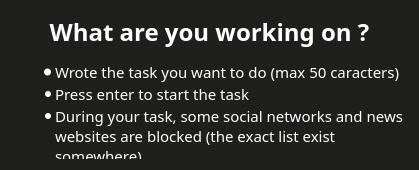
This is boxtime/views/protipswidget.ui in jdauphant/boxtime as Qt 5 draws it before an edit. The edited form follows.
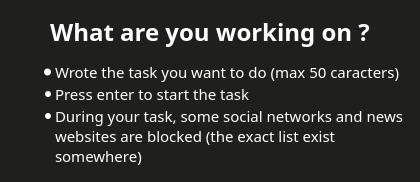
This is the edited form.

Commit message: Change police and UI of protips

```diff
--- a/boxtime/views/protipswidget.ui
+++ b/boxtime/views/protipswidget.ui
@@ -6,10 +6,16 @@
    <rect>
     <x>0</x>
     <y>0</y>
-    <width>419</width>
-    <height>170</height>
+    <width>420</width>
+    <height>182</height>
    </rect>
   </property>
+  <property name="sizePolicy">
+   <sizepolicy hsizetype="Preferred" vsizetype="Maximum">
+    <horstretch>0</horstretch>
+    <verstretch>0</verstretch>
+   </sizepolicy>
+  </property>
   <property name="palette">
    <palette>
     <active>
@@ -392,6 +398,12 @@
   <layout class="QVBoxLayout" name="verticalLayout">
    <item>
     <widget class="QTextBrowser" name="textBrowser">
+     <property name="sizePolicy">
+      <sizepolicy hsizetype="Expanding" vsizetype="Expanding">
+       <horstretch>0</horstretch>
+       <verstretch>0</verstretch>
+      </sizepolicy>
+     </property>
      <property name="font">
       <font>
        <family>Nexa Light</family>
```
Left out of the diff: 9 changed lines with no effect on the pictures.
